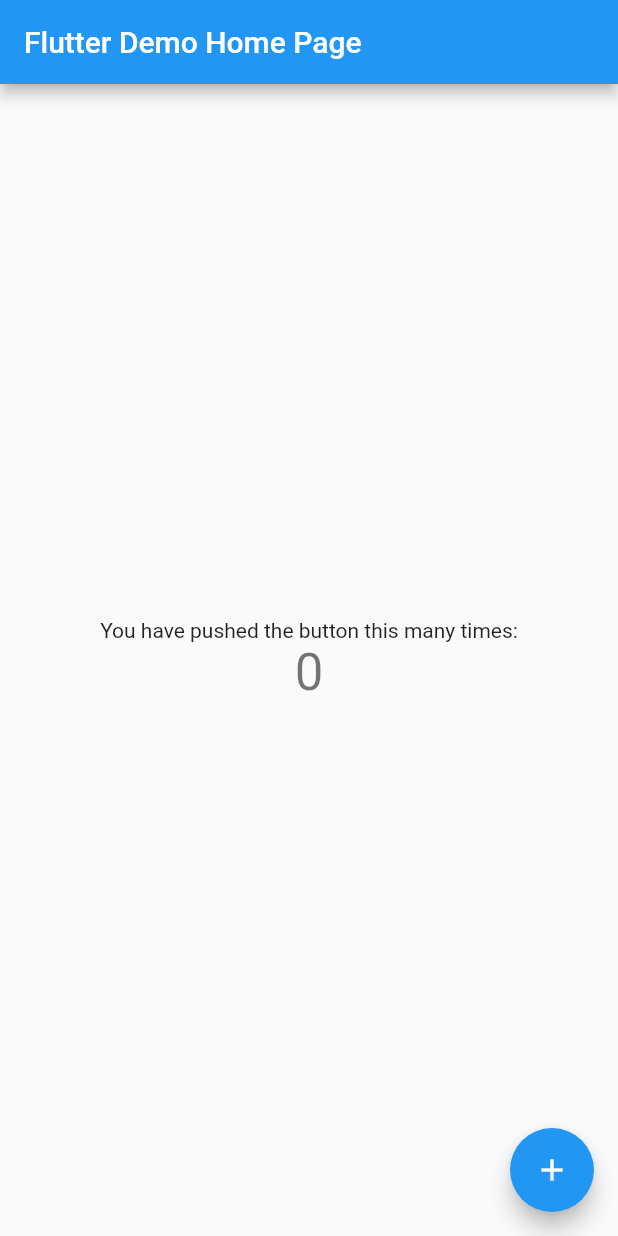
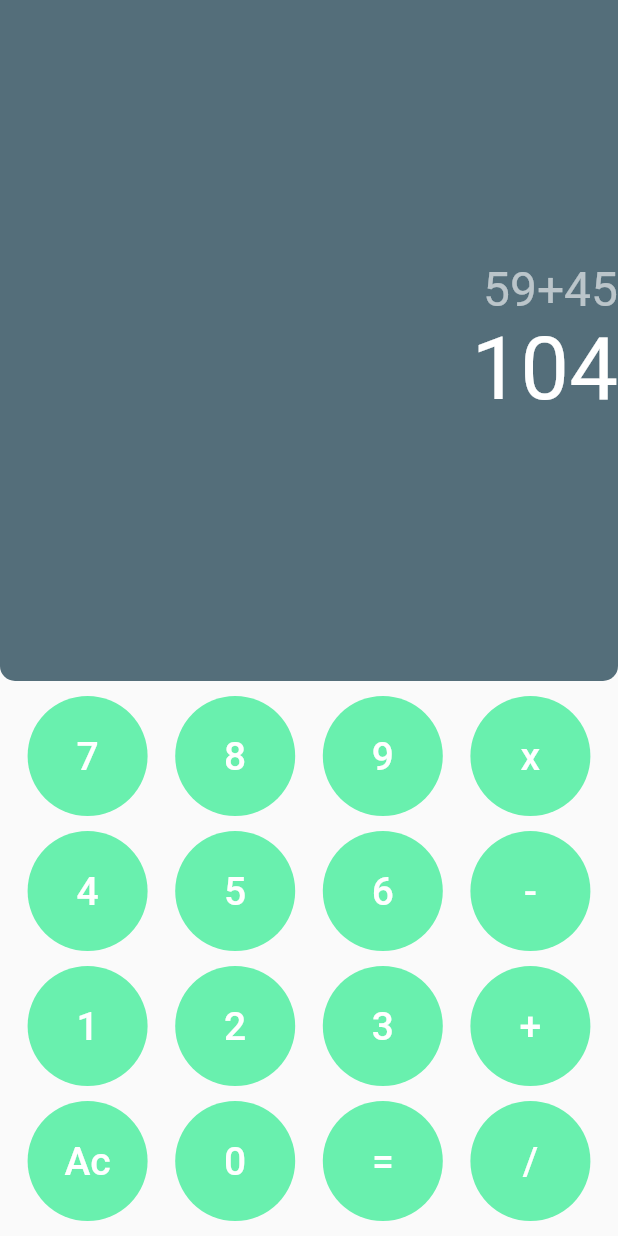
Before and after one commit to akshayanil22/calculator_flutter, a Flutter app: the screen it shows after launch, on a phone screen of 412 x 824 dp. Run offline on Flutter 3.47's test engine with Material 2 defaults, Android fonts, the phone set to English and light mode, and no system bars.

Commit message:
Complete UI

```diff
--- /dev/null
+++ b/lib/custom_button.dart
@@ -0,0 +1,19 @@
+import 'package:flutter/material.dart';
+
+class CustomButton extends StatelessWidget {
+
+  final String text;
+
+  CustomButton({required this.text});
+
+  @override
+  Widget build(BuildContext context) {
+    return Container(
+      height: 80,
+      width: 80,
+      decoration: BoxDecoration(color: Colors.greenAccent,
+          borderRadius: BorderRadius.circular(40)),
+      child: TextButton(child: Text(text,style: TextStyle(fontSize: 26,color: Colors.white),),onPressed:(){},),
+    );
+  }
+}
--- a/lib/main.dart
+++ b/lib/main.dart
@@ -1,115 +1,85 @@
 import 'package:flutter/material.dart';
 
-void main() {
-  runApp(const MyApp());
-}
+import 'custom_button.dart';
+
+void main()=>runApp(MyApp());
 
 class MyApp extends StatelessWidget {
   const MyApp({Key? key}) : super(key: key);
 
-  // This widget is the root of your application.
   @override
   Widget build(BuildContext context) {
     return MaterialApp(
-      title: 'Flutter Demo',
-      theme: ThemeData(
-        // This is the theme of your application.
-        //
-        // Try running your application with "flutter run". You'll see the
-        // application has a blue toolbar. Then, without quitting the app, try
-        // changing the primarySwatch below to Colors.green and then invoke
-        // "hot reload" (press "r" in the console where you ran "flutter run",
-        // or simply save your changes to "hot reload" in a Flutter IDE).
-        // Notice that the counter didn't reset back to zero; the application
-        // is not restarted.
-        primarySwatch: Colors.blue,
-      ),
-      home: const MyHomePage(title: 'Flutter Demo Home Page'),
+      home: MyHomePage(),
     );
   }
 }
 
-class MyHomePage extends StatefulWidget {
-  const MyHomePage({Key? key, required this.title}) : super(key: key);
-
-  // This widget is the home page of your application. It is stateful, meaning
-  // that it has a State object (defined below) that contains fields that affect
-  // how it looks.
-
-  // This class is the configuration for the state. It holds the values (in this
-  // case the title) provided by the parent (in this case the App widget) and
-  // used by the build method of the State. Fields in a Widget subclass are
-  // always marked "final".
-
-  final String title;
-
-  @override
-  State<MyHomePage> createState() => _MyHomePageState();
-}
-
-class _MyHomePageState extends State<MyHomePage> {
-  int _counter = 0;
-
-  void _incrementCounter() {
-    setState(() {
-      // This call to setState tells the Flutter framework that something has
-      // changed in this State, which causes it to rerun the build method below
-      // so that the display can reflect the updated values. If we changed
-      // _counter without calling setState(), then the build method would not be
-      // called again, and so nothing would appear to happen.
-      _counter++;
-    });
-  }
+class MyHomePage extends StatelessWidget {
+  const MyHomePage({Key? key}) : super(key: key);
 
   @override
   Widget build(BuildContext context) {
-    // This method is rerun every time setState is called, for instance as done
-    // by the _incrementCounter method above.
-    //
-    // The Flutter framework has been optimized to make rerunning build methods
-    // fast, so that you can just rebuild anything that needs updating rather
-    // than having to individually change instances of widgets.
     return Scaffold(
-      appBar: AppBar(
-        // Here we take the value from the MyHomePage object that was created by
-        // the App.build method, and use it to set our appbar title.
-        title: Text(widget.title),
+      body: Column(
+        children: [
+          Expanded(child: Container(
+            width: MediaQuery.of(context).size.width,
+            child: Column(
+              mainAxisAlignment: MainAxisAlignment.center,
+              crossAxisAlignment: CrossAxisAlignment.end,
+              children: [
+              Text('59+45',style: TextStyle(fontSize: 32,color: Colors.white60),),
+                Text('104',style: TextStyle(fontSize: 58,color: Colors.white),)
+            ],),
+            decoration: BoxDecoration(
+              color: Colors.blueGrey.shade600,
+              borderRadius: BorderRadius.only(bottomLeft: const Radius.circular(10),bottomRight: Radius.circular(10))
+            ),
+          ),),
+          SizedBox(height: 10,),
+          Row(
+            mainAxisAlignment: MainAxisAlignment.spaceEvenly,
+            children: [
+              CustomButton(text: '7',),
+              CustomButton(text: '8',),
+              CustomButton(text: '9',),
+              CustomButton(text: 'x',),
+            ],
+          ),
+          SizedBox(height: 10,),
+          Row(
+            mainAxisAlignment: MainAxisAlignment.spaceEvenly,
+            children: [
+              CustomButton(text: '4',),
+              CustomButton(text: '5',),
+              CustomButton(text: '6',),
+              CustomButton(text: '-',),
+            ],
+          ),
+          SizedBox(height: 10,),
+          Row(
+            mainAxisAlignment: MainAxisAlignment.spaceEvenly,
+            children: [
+              CustomButton(text: '1',),
+              CustomButton(text: '2',),
+              CustomButton(text: '3',),
+              CustomButton(text: '+',),
+            ],
+          ),
+          SizedBox(height: 10,),
+          Row(
+            mainAxisAlignment: MainAxisAlignment.spaceEvenly,
+            children: [
+              CustomButton(text: 'Ac',),
+              CustomButton(text: '0',),
+              CustomButton(text: '=',),
+              CustomButton(text: '/',),
+            ],
+          ),
+          SizedBox(height: 10,)
+        ],
       ),
-      body: Center(
-        // Center is a layout widget. It takes a single child and positions it
-        // in the middle of the parent.
-        child: Column(
-          // Column is also a layout widget. It takes a list of children and
-          // arranges them vertically. By default, it sizes itself to fit its
-          // children horizontally, and tries to be as tall as its parent.
-          //
-          // Invoke "debug painting" (press "p" in the console, choose the
-          // "Toggle Debug Paint" action from the Flutter Inspector in Android
-          // Studio, or the "Toggle Debug Paint" command in Visual Studio Code)
-          // to see the wireframe for each widget.
-          //
-          // Column has various properties to control how it sizes itself and
-          // how it positions its children. Here we use mainAxisAlignment to
-          // center the children vertically; the main axis here is the vertical
-          // axis because Columns are vertical (the cross axis would be
-          // horizontal).
-          mainAxisAlignment: MainAxisAlignment.center,
-          children: <Widget>[
-            const Text(
-              'You have pushed the button this many times:',
-            ),
-            Text(
-              '$_counter',
-              style: Theme.of(context).textTheme.headline4,
-            ),
-          ],
-        ),
-      ),
-      floatingActionButton: FloatingActionButton(
-        onPressed: _incrementCounter,
-        tooltip: 'Increment',
-        child: const Icon(Icons.add),
-      ), // This trailing comma makes auto-formatting nicer for build methods.
     );
   }
 }
```
